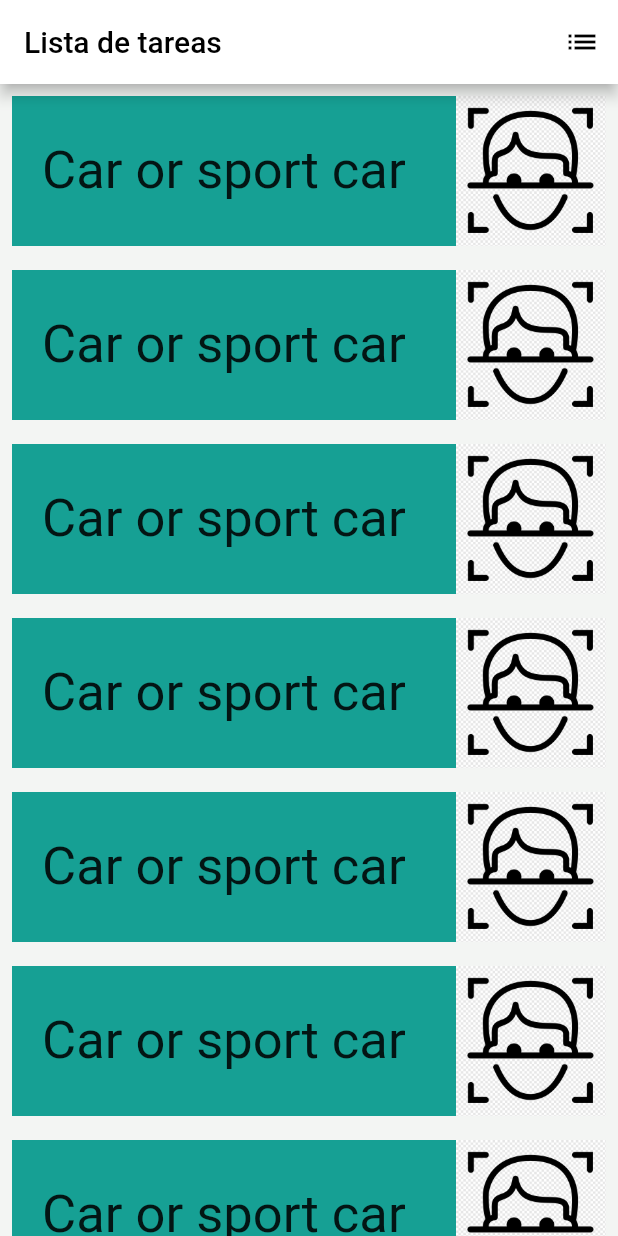
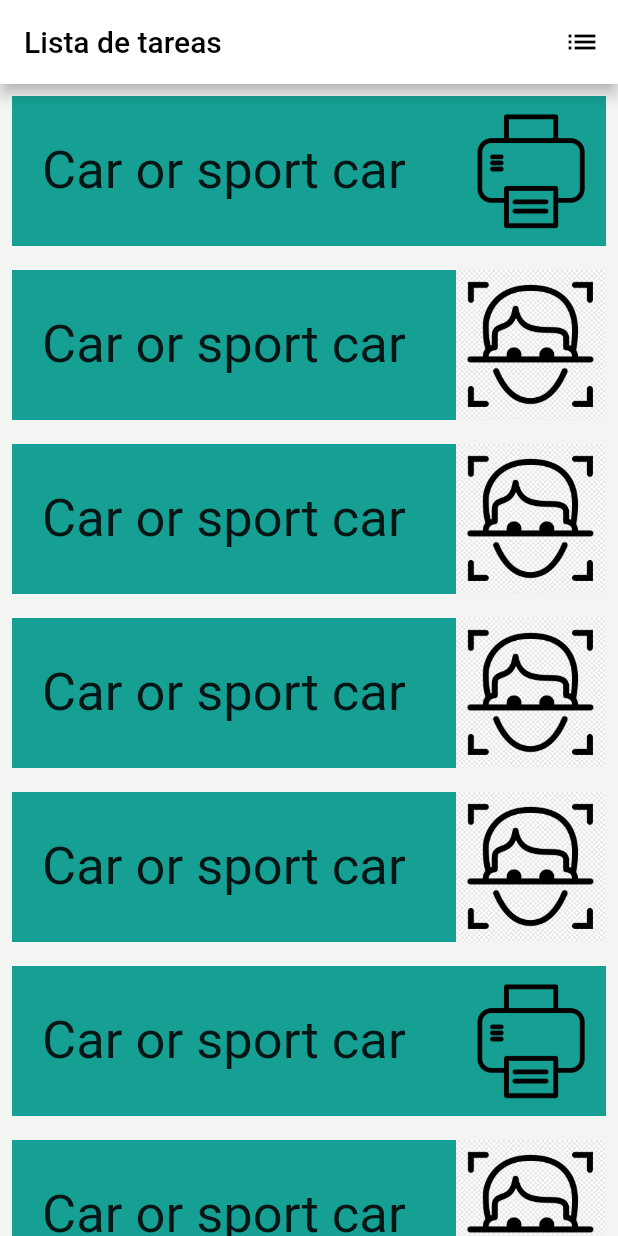
Before and after one commit to Pablo0gf7/FuncionalDevs, a Flutter app: the screen it shows after launch, on a phone screen of 412 x 824 dp. Run offline on Flutter 3.47's test engine with Material 2 defaults, Android fonts, the phone set to English and light mode, and no system bars.

Commit message:
change icon

```diff
--- a/app_funcionaldevs/lib/main.dart
+++ b/app_funcionaldevs/lib/main.dart
@@ -118,7 +118,7 @@ class TaskListState extends State<TaskList> {
                       height: 100,
                       decoration: BoxDecoration(
                         image: DecorationImage(
-                          image: AssetImage('images/example.png'),
+                          image: AssetImage('images/print.png'),
                           fit: BoxFit.fill,
                         ),
                         color: Color.fromARGB(255, 22, 160, 148),
--- a/app_funcionaldevs/pubspec.yaml
+++ b/app_funcionaldevs/pubspec.yaml
@@ -62,6 +62,7 @@ flutter:
   # To add assets to your application, add an assets section, like this:
   assets:
     - images/example.png
+    - images/print.png
 
   # An image asset can refer to one or more resolution-specific "variants", see
   # https://flutter.dev/assets-and-images/#resolution-aware
```
Also changed, not shown: app_funcionaldevs/images/print.png (added).
